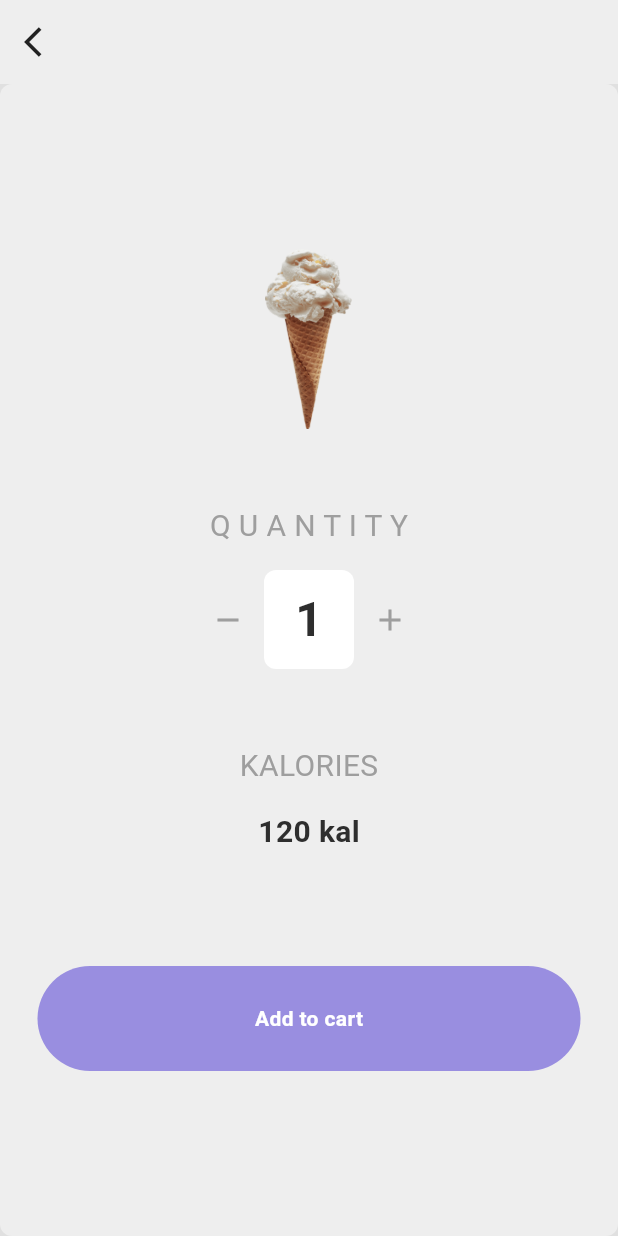
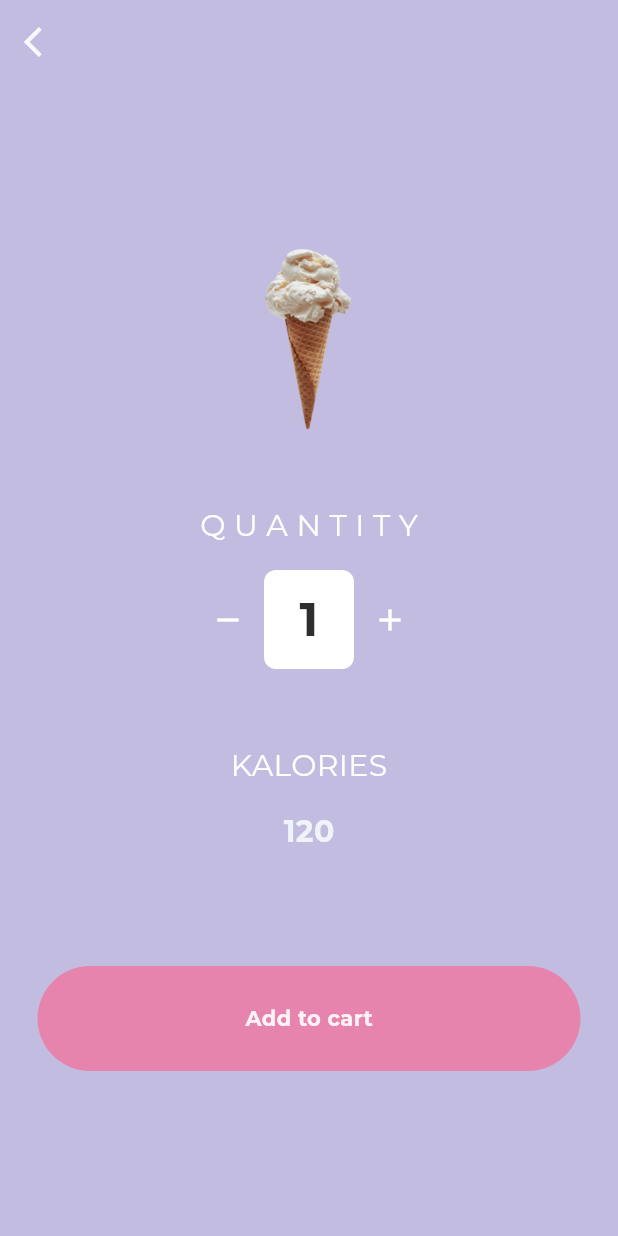
Before and after one commit to carolax14/futur_ice_cream_v1, a Flutter app: the HomePage screen opened directly, after a tap on the "arrow forward" icon, on a phone screen of 412 x 824 dp. Run offline on Flutter 3.47's test engine with Material 3 defaults, Android fonts, the phone set to English and light mode, and no system bars; our stand-ins replace carousel_slider, curved_navigation_bar, google_fonts, like_button.

Commit message:
Modif theme couleur

```diff
--- a/lib/components/ice_cream_tile.dart
+++ b/lib/components/ice_cream_tile.dart
@@ -37,7 +37,7 @@ class _IceCreamTileState extends State<IceCreamTile> {
               children: [
                 Container(
                   decoration: BoxDecoration(
-                    color: secondaryHeaderColor,
+                    color: hintColor,
                     borderRadius: const BorderRadius.only(
                       bottomLeft: Radius.circular(12),
                       topRight: Radius.circular(12),
@@ -95,7 +95,7 @@ class _IceCreamTileState extends State<IceCreamTile> {
                         return Icon(
                           Icons.favorite,
                           color: isTapped
-                              ? const Color.fromARGB(204, 187, 10, 99)
+                              ? const Color(0xffe684ae)
                               : Colors.white38,
                         );
                       },
--- a/lib/components/my_button.dart
+++ b/lib/components/my_button.dart
@@ -36,8 +36,8 @@ class MyButton extends StatelessWidget {
         child: Center(
           child: Text(
             text,
-            style: const TextStyle(
-              color: Colors.white,
+            style: TextStyle(
+              color: buttonTextColor,
               fontWeight: FontWeight.bold,
               fontSize: 14,
             ),
--- a/lib/components/my_tab.dart
+++ b/lib/components/my_tab.dart
@@ -23,7 +23,7 @@ class MyTab extends StatelessWidget {
         ),
         child: Image.asset(
           iconPath,
-          color: Colors.white,
+          color: buttonTextColor,
         ),
       ),
     );
--- a/lib/const.dart
+++ b/lib/const.dart
@@ -3,29 +3,43 @@ import 'package:flutter/material.dart';
 // background color for entire app
 
 const LinearGradient myGradient = LinearGradient(
-  colors: [
-    Color(0xff8bdeda),
-    Color(0xff43add0),
-    Color(0xff998ee0),
-    Color(0xffe17dc2),
-    Color(0xffef9393)
-  ],
-  stops: [0, 0.25, 0.5, 0.75, 1],
-  begin: Alignment.bottomCenter,
-  end: Alignment.topCenter,
+  colors: [Color(0xff77a1d3), Color(0xff79cbca), Color(0xffe684ae)],
+  stops: [0, 0.5, 1],
+  begin: Alignment.bottomRight,
+  end: Alignment.topLeft,
 );
 
+Color titleColor = const Color(0xff5e5bb6); // Une version plus foncée du violet
+Color subtitleColor = const Color(0xff357b9e); // Un bleu doux
+Color iconColor = const Color(0xffc166a1); // Un rose vif mais un peu atténué
+Color secondaryButtonColor = const Color(0xffd77a7a); // Un corail atténué
+Color buttonTextColor =
+    Colors.white.withOpacity(0.9); // Un blanc-gris très léger
+Color borderColor = const Color(0xffd1dbe5); // Un gris clair pour les bordures
+
+// Colors
+var primaryColor = const Color(
+    0xff998ee0); // Utiliser la couleur principale pour les actions de navigation
+var hintColor = const Color(0xffe17dc2);
+
+// Text Theme
+var displayLarge =
+    const TextStyle(color: Color(0xff5e5bb6), fontWeight: FontWeight.bold);
+var titleMedium = const TextStyle(color: Color(0xff357b9e));
+var bodyLarge = const TextStyle(color: Color(0xff357b9e));
+var labelLarge = TextStyle(color: Colors.white.withOpacity(0.9));
+
+// Button Theme
+var buttonColor = const Color(0xffe684ae); // Couleur des boutons principaux
+var textTheme = ButtonTextTheme.primary;
+
+var cardColor = const Color(0xfff0f4f8);
+var dividerColor = const Color(0xffd1dbe5);
+
 var backgroundColor = Colors.grey[300];
-var button = Colors.brown[600];
 var carte = Colors.grey[200];
-var iconActive = Colors.grey[700];
-var iconNonActive = Colors.grey[400];
-var price = Colors.brown[400];
-
-var primaryColor = const Color(0xff43add0); // Accent Principal
-var accentColor = const Color(0xff8bdeda); // Second Accent
+// Second Accent
 var bodyText1 = const Color(0xFF2E2E2E); // Texte Principal
 var bodyText2 = const Color(0xFF757575); // Texte Secondaire
-var buttonColor = const Color(0xff998ee0);
+
 var highlightColor = const Color(0xffef9393); // Éléments Interactifs
-var secondaryHeaderColor = const Color(0xffe17dc2);// Détails Futuristes
--- a/lib/main.dart
+++ b/lib/main.dart
@@ -3,6 +3,7 @@ import 'package:futur_ice_cream_v1/const.dart';
 import 'package:futur_ice_cream_v1/models/ice_cream_shop.dart';
 import 'package:futur_ice_cream_v1/pages/intro_page.dart';
 import 'package:provider/provider.dart';
+import 'package:google_fonts/google_fonts.dart';
 
 void main() {
   runApp(const MyApp());
@@ -22,8 +23,9 @@ class MyApp extends StatelessWidget {
           debugShowCheckedModeBanner: false,
           theme: ThemeData(
             // Set Montserrat as primary font
-            scaffoldBackgroundColor:
-                Colors.transparent, // Overall background color
+            scaffoldBackgroundColor: Colors.transparent,
+            textTheme: GoogleFonts.montserratTextTheme(),
+            // Overall background color
           ),
           home: const IntroPage(),
         ),
--- a/lib/pages/home_page.dart
+++ b/lib/pages/home_page.dart
@@ -39,13 +39,13 @@ class _HomePageState extends State<HomePage> {
       bottomNavigationBar: CurvedNavigationBar(
         index: _selectedIndex,
         height: 60.0,
-        items: const <Widget>[
-          Icon(Icons.home, size: 30, color: Colors.white),
-          Icon(Icons.favorite, size: 30, color: Colors.white),
-          Icon(Icons.shopping_bag, size: 30, color: Colors.white),
+        items: <Widget>[
+          Icon(Icons.home, size: 30, color: buttonTextColor),
+          Icon(Icons.favorite, size: 30, color: buttonTextColor),
+          Icon(Icons.shopping_bag, size: 30, color: buttonTextColor),
         ],
         color: Colors.white30,
-        buttonBackgroundColor: myGradient.colors[2],
+        buttonBackgroundColor: primaryColor,
         backgroundColor: Colors.transparent,
         animationCurve: Curves.easeInOut,
         animationDuration: const Duration(milliseconds: 600),
--- a/lib/pages/ice_cream_order_page.dart
+++ b/lib/pages/ice_cream_order_page.dart
@@ -76,20 +76,20 @@ class _IceCreamOrderPageState extends State<IceCreamOrderPage> {
     return Scaffold(
       backgroundColor: backgroundColor,
       appBar: AppBar(
-        backgroundColor: Colors.grey[200],
+        backgroundColor: const Color.fromARGB(108, 153, 142, 224),
         elevation: 0,
         leading: IconButton(
           icon: Icon(
             Icons.arrow_back_ios,
-            color: Colors.grey[900],
+            color: buttonTextColor,
           ),
           onPressed: () => Navigator.pop(context),
         ),
       ),
       body: Container(
-        decoration: BoxDecoration(
-          color: Colors.grey[200],
-          borderRadius: BorderRadius.circular(8),
+        decoration: const BoxDecoration(
+          color: Color.fromARGB(108, 153, 142, 224),
+          //borderRadius: BorderRadius.circular(8),
         ),
         child: Center(
           child: Column(
@@ -109,7 +109,7 @@ class _IceCreamOrderPageState extends State<IceCreamOrderPage> {
                   // heading
                   const Text(
                     "Q U A N T I T Y",
-                    style: TextStyle(color: Colors.grey, fontSize: 20),
+                    style: TextStyle(color: Colors.white, fontSize: 20),
                   ),
                   const SizedBox(height: 15),
                   // counter
@@ -120,7 +120,7 @@ class _IceCreamOrderPageState extends State<IceCreamOrderPage> {
                       IconButton(
                         onPressed: decrement,
                         icon: const Icon(Icons.remove),
-                        color: Colors.grey,
+                        color: Colors.white,
                       ),
 
                       // count
@@ -147,7 +147,7 @@ class _IceCreamOrderPageState extends State<IceCreamOrderPage> {
                       IconButton(
                         onPressed: increment,
                         icon: const Icon(Icons.add),
-                        color: Colors.grey,
+                        color: Colors.white,
                       ),
                     ],
                   ),
@@ -159,16 +159,16 @@ class _IceCreamOrderPageState extends State<IceCreamOrderPage> {
               // size
               const Text(
                 "KALORIES",
-                style: TextStyle(color: Colors.grey, fontSize: 20),
+                style: TextStyle(color: Colors.white, fontSize: 20),
               ),
               const SizedBox(height: 15),
               Row(
                 mainAxisAlignment: MainAxisAlignment.center,
                 children: [
                   Text(
-                    "120 kal",
+                    "120",
                     style: TextStyle(
-                        color: bodyText1,
+                        color: cardColor,
                         fontWeight: FontWeight.bold,
                         fontSize: 20),
                   )
--- a/lib/pages/intro_page.dart
+++ b/lib/pages/intro_page.dart
@@ -106,11 +106,11 @@ class _IntroPageState extends State<IntroPage>
                   width: double.infinity,
                   decoration: BoxDecoration(
                       color: buttonColor,
-                      borderRadius: BorderRadius.circular(12)),
-                  child: const Text(
+                      borderRadius: BorderRadius.circular(40)),
+                  child: Text(
                     "Enter Shop",
                     style: TextStyle(
-                      color: Colors.white,
+                      color: buttonTextColor,
                       fontWeight: FontWeight.bold,
                       fontSize: 18,
                     ),
--- a/lib/pages/shop_page.dart
+++ b/lib/pages/shop_page.dart
@@ -3,6 +3,7 @@ import "package:futur_ice_cream_v1/components/my_tab.dart";
 import "package:futur_ice_cream_v1/const.dart";
 import "package:futur_ice_cream_v1/pages/intro_page.dart";
 import "package:futur_ice_cream_v1/pages/tabs/cornet_tab.dart";
+import 'package:google_fonts/google_fonts.dart';
 
 /*
 
@@ -57,14 +58,13 @@ class _ShopPageState extends State<ShopPage> {
                 'Explore Our Flavors',
                 style: TextStyle(
                     fontSize: 22,
-                    fontWeight: FontWeight.w400,
+                    fontWeight: FontWeight.bold,
                     color: Colors.white),
               ),
             ),
             actions: [
               IconButton(
-                icon:
-                    const Icon(Icons.exit_to_app_outlined, color: Colors.white),
+                icon: Icon(Icons.exit_to_app_outlined, color: buttonTextColor),
                 onPressed: () {
                   // Naviguer vers la page des paramètres ou exécuter une autre action
                   Navigator.push(
--- a/pubspec.yaml
+++ b/pubspec.yaml
@@ -41,9 +41,10 @@ dependencies:
   curved_navigation_bar: ^1.0.6
   motion_tab_bar: ^2.0.4
   motion_tab_bar_v2: ^0.3.0
-  google_fonts: ^3.0.1
+
   like_button: ^2.0.5
   carousel_slider: ^4.0.0
+  google_fonts: ^6.2.1
 
 dev_dependencies:
   flutter_test:
```
Also changed, not shown: lib/pages/favorite_page.dart (+15 -14 lines), pubspec.lock.
